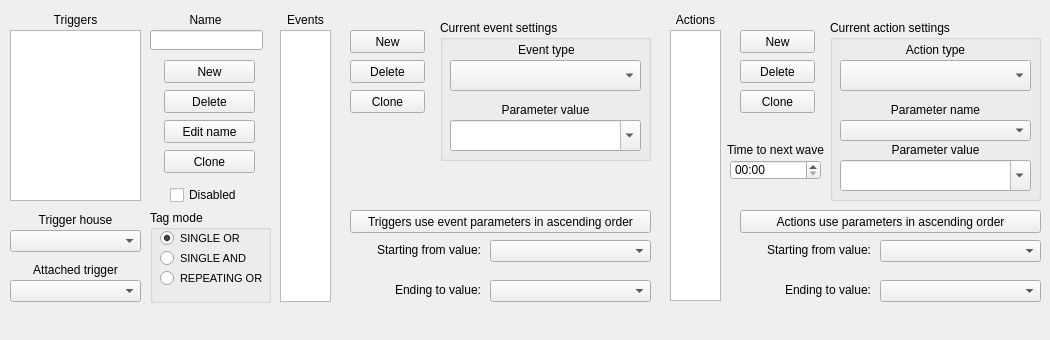
Old version of the form src/ui/triggersection.ui in the repository PTapioK/TSWaveMaker.
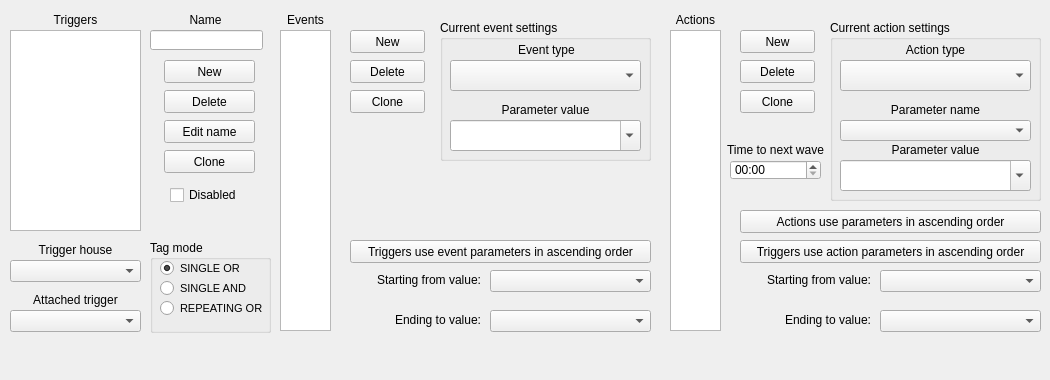
New version of the form.

Commit message: Add 'grow triggers' actions target parameters in ascending order' functionality

```diff
--- a/src/ui/triggersection.ui
+++ b/src/ui/triggersection.ui
@@ -7,7 +7,7 @@
     <x>0</x>
     <y>0</y>
     <width>1050</width>
-    <height>340</height>
+    <height>380</height>
    </rect>
   </property>
   <property name="sizePolicy">
@@ -25,7 +25,7 @@
   <property name="maximumSize">
    <size>
     <width>1050</width>
-    <height>340</height>
+    <height>380</height>
    </size>
   </property>
   <property name="font">
@@ -130,7 +130,7 @@
       <x>10</x>
       <y>30</y>
       <width>131</width>
-      <height>171</height>
+      <height>201</height>
      </rect>
     </property>
     <property name="selectionMode">
@@ -211,7 +211,7 @@
       <x>670</x>
       <y>30</y>
       <width>51</width>
-      <height>271</height>
+      <height>301</height>
      </rect>
     </property>
     <property name="selectionMode">
@@ -400,7 +400,7 @@
     <property name="geometry">
      <rect>
       <x>750</x>
-      <y>240</y>
+      <y>270</y>
       <width>121</width>
       <height>20</height>
      </rect>
@@ -416,7 +416,7 @@
     <property name="geometry">
      <rect>
       <x>880</x>
-      <y>240</y>
+      <y>270</y>
       <width>161</width>
       <height>22</height>
      </rect>
@@ -448,7 +448,7 @@
     <property name="geometry">
      <rect>
       <x>880</x>
-      <y>280</y>
+      <y>310</y>
       <width>161</width>
       <height>22</height>
      </rect>
@@ -458,7 +458,7 @@
     <property name="geometry">
      <rect>
       <x>770</x>
-      <y>280</y>
+      <y>310</y>
       <width>101</width>
       <height>20</height>
      </rect>
@@ -473,7 +473,7 @@
       <x>280</x>
       <y>30</y>
       <width>51</width>
-      <height>272</height>
+      <height>301</height>
      </rect>
     </property>
     <property name="selectionMode">
@@ -610,7 +610,7 @@
     <property name="geometry">
      <rect>
       <x>150</x>
-      <y>210</y>
+      <y>240</y>
       <width>121</width>
       <height>93</height>
      </rect>
@@ -680,7 +680,7 @@
     <property name="geometry">
      <rect>
       <x>350</x>
-      <y>210</y>
+      <y>240</y>
       <width>301</width>
       <height>23</height>
      </rect>
@@ -693,7 +693,7 @@
     <property name="geometry">
      <rect>
       <x>490</x>
-      <y>240</y>
+      <y>270</y>
       <width>161</width>
       <height>22</height>
      </rect>
@@ -703,7 +703,7 @@
     <property name="geometry">
      <rect>
       <x>490</x>
-      <y>280</y>
+      <y>310</y>
       <width>161</width>
       <height>22</height>
      </rect>
@@ -713,7 +713,7 @@
     <property name="geometry">
      <rect>
       <x>360</x>
-      <y>240</y>
+      <y>270</y>
       <width>121</width>
       <height>20</height>
      </rect>
@@ -726,7 +726,7 @@
     <property name="geometry">
      <rect>
       <x>380</x>
-      <y>280</y>
+      <y>310</y>
       <width>101</width>
       <height>20</height>
      </rect>
@@ -739,7 +739,7 @@
     <property name="geometry">
      <rect>
       <x>10</x>
-      <y>280</y>
+      <y>310</y>
       <width>131</width>
       <height>22</height>
      </rect>
@@ -749,7 +749,7 @@
     <property name="geometry">
      <rect>
       <x>10</x>
-      <y>260</y>
+      <y>290</y>
       <width>131</width>
       <height>20</height>
      </rect>
@@ -762,7 +762,7 @@
     <property name="geometry">
      <rect>
       <x>10</x>
-      <y>230</y>
+      <y>260</y>
       <width>131</width>
       <height>22</height>
      </rect>
@@ -772,7 +772,7 @@
     <property name="geometry">
      <rect>
       <x>10</x>
-      <y>210</y>
+      <y>240</y>
       <width>131</width>
       <height>20</height>
      </rect>
@@ -781,6 +781,19 @@
      <string>&lt;html&gt;&lt;head/&gt;&lt;body&gt;&lt;p align=&quot;center&quot;&gt;Trigger house&lt;/p&gt;&lt;/body&gt;&lt;/html&gt;</string>
     </property>
    </widget>
+   <widget class="QPushButton" name="TAParamAOButton">
+    <property name="geometry">
+     <rect>
+      <x>740</x>
+      <y>240</y>
+      <width>301</width>
+      <height>23</height>
+     </rect>
+    </property>
+    <property name="text">
+     <string>Triggers use action parameters in ascending order</string>
+    </property>
+   </widget>
   </widget>
  </widget>
  <resources/>
```
The commit also changes 2 other files.
